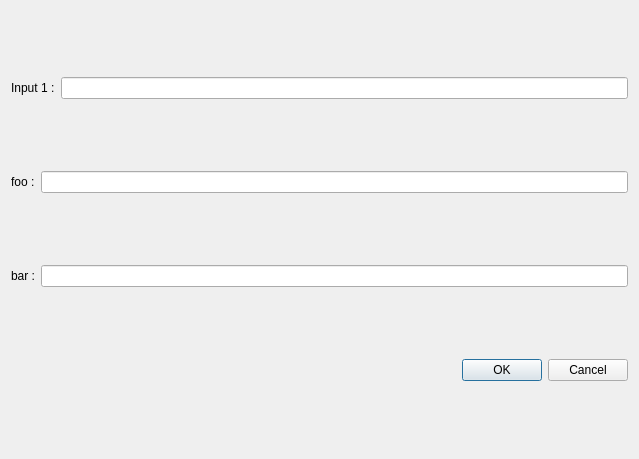
Before: the Qt Designer form src/gui/dialogs/NewIdeaDialog.ui in Yinameah/arbo, drawn with Qt 5.
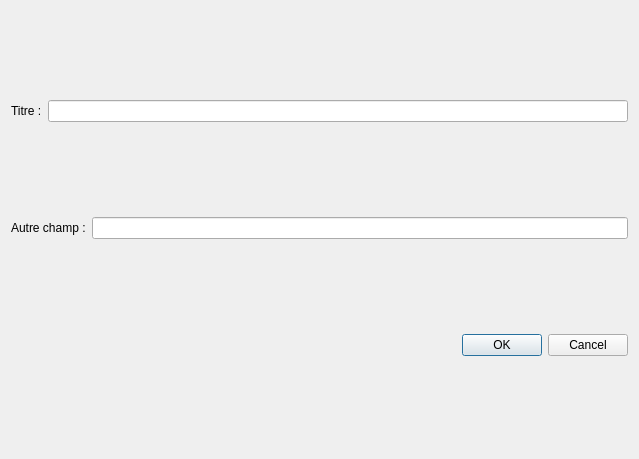
After: the same form once the commit is applied.

The edit to the form file:
```diff
--- a/src/gui/dialogs/NewIdeaDialog.ui
+++ b/src/gui/dialogs/NewIdeaDialog.ui
@@ -25,7 +25,7 @@
      <item>
       <widget class="QLabel" name="label">
        <property name="text">
-        <string>Input 1 :</string>
+        <string>Titre :</string>
        </property>
       </widget>
      </item>
@@ -39,26 +39,12 @@
      <item>
       <widget class="QLabel" name="label_2">
        <property name="text">
-        <string>foo :</string>
+        <string>Autre champ :</string>
        </property>
       </widget>
      </item>
      <item>
-      <widget class="QLineEdit" name="lineEdit_3"/>
-     </item>
-    </layout>
-   </item>
-   <item>
-    <layout class="QHBoxLayout" name="horizontalLayout_3">
-     <item>
-      <widget class="QLabel" name="label_3">
-       <property name="text">
-        <string>bar :</string>
-       </property>
-      </widget>
-     </item>
-     <item>
-      <widget class="QLineEdit" name="lineEdit_2"/>
+      <widget class="QLineEdit" name="comment_input"/>
      </item>
     </layout>
    </item>
```
Left out of the diff: 6 changed lines with no effect on the pictures.
